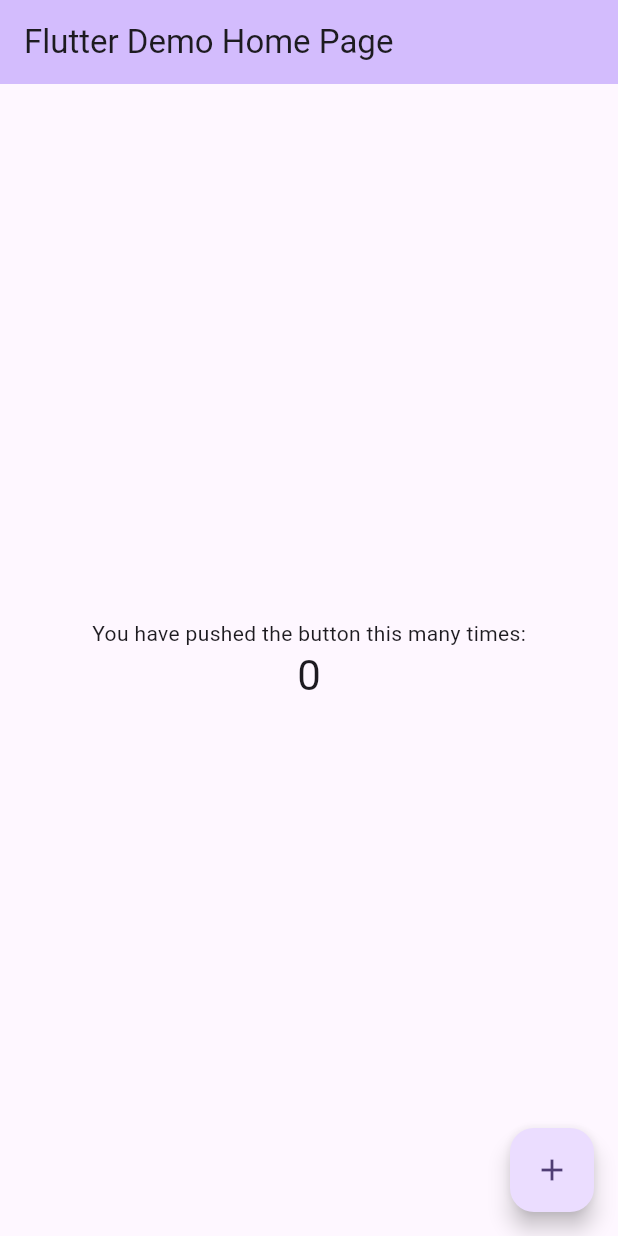
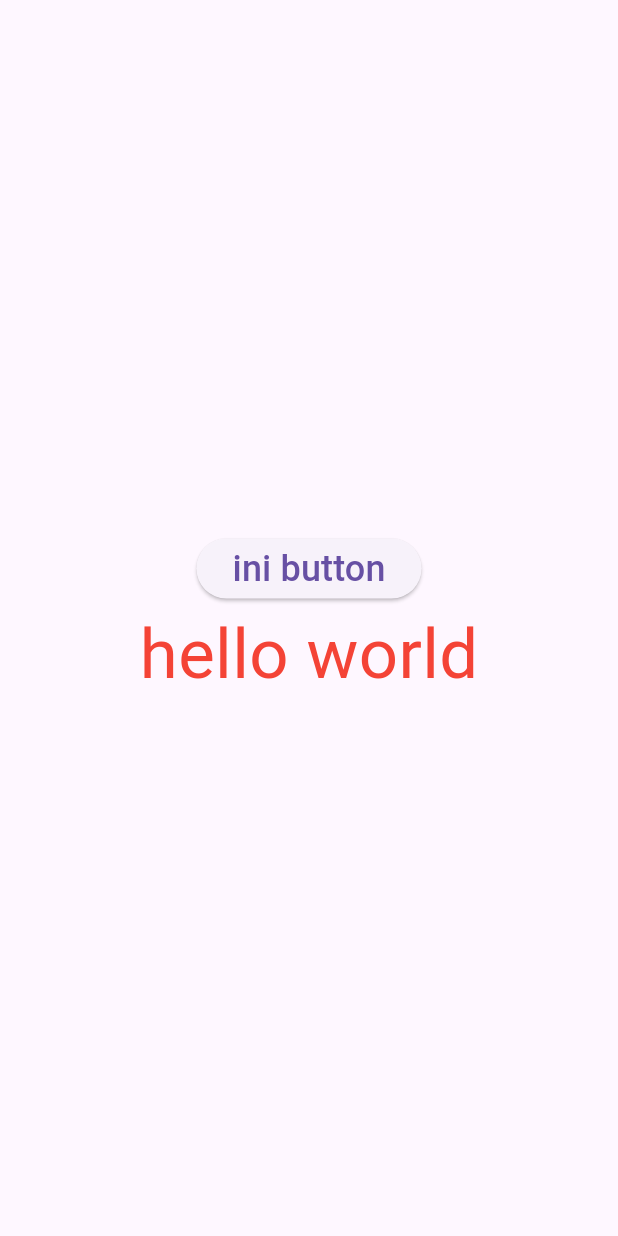
Before and after one commit to Miftakun/Flutter_Project_HK, a Flutter app: the screen it shows after launch, on a phone screen of 412 x 824 dp. Run offline on Flutter 3.47's test engine with Material 3 defaults, Android fonts, the phone set to English and light mode, and no system bars.

Commit message:
Add HomePage widget and update main.dart to use it as the home screen

```diff
--- /dev/null
+++ b/lib/flutter_basic_ui/lib/home_page.dart
@@ -0,0 +1,47 @@
+//Widgets Basic
+import 'package:flutter/material.dart';
+
+//  StatefulWidget adalah widget yang dapat berubah seiring waktu
+//  StatelessWidget adalah widget yang tidak dapat berubah seiring waktu
+class HomePage extends StatefulWidget {
+  HomePage({super.key});
+
+  @override
+  State<HomePage> createState() => _HomePageState();
+}
+
+class _HomePageState extends State<HomePage> {
+  String label = 'hello world';
+
+  @override
+  Widget build(BuildContext context) {
+    return Scaffold(
+      body: Column(
+        mainAxisAlignment: MainAxisAlignment.center,
+        children: [
+          ElevatedButton(
+            onPressed: () {
+              setState(() {
+                label = 'ganti nama';
+              });
+            },
+            child: Text('ini button', style: TextStyle(fontSize: 24)),
+          ),
+          Center(
+            child: Text(
+              label,
+              style: TextStyle(
+                fontSize: 46,
+                color: Colors.red,
+                fontWeight: FontWeight.w400,
+              ),
+            ),
+          ),
+        ],
+      ),
+      //appbar: ,
+      //body: ,
+      //bottomNavigationBar: ,
+    );
+  }
+}
--- a/lib/flutter_basic_ui/lib/main.dart
+++ b/lib/flutter_basic_ui/lib/main.dart
@@ -1,4 +1,5 @@
 import 'package:flutter/material.dart';
+import 'package:flutter_basic_ui/home_page.dart';
 
 void main() {
   runApp(const MyApp());
@@ -28,95 +29,9 @@ class MyApp extends StatelessWidget {
         //
         // This works for code too, not just values: Most code changes can be
         // tested with just a hot reload.
-        colorScheme: ColorScheme.fromSeed(seedColor: Colors.deepPurple),
+        primarySwatch: Colors.blue,
       ),
-      home: const MyHomePage(title: 'Flutter Demo Home Page'),
+      home: HomePage(),
     );
   }
 }
-
-class MyHomePage extends StatefulWidget {
-  const MyHomePage({super.key, required this.title});
-
-  // This widget is the home page of your application. It is stateful, meaning
-  // that it has a State object (defined below) that contains fields that affect
-  // how it looks.
-
-  // This class is the configuration for the state. It holds the values (in this
-  // case the title) provided by the parent (in this case the App widget) and
-  // used by the build method of the State. Fields in a Widget subclass are
-  // always marked "final".
-
-  final String title;
-
-  @override
-  State<MyHomePage> createState() => _MyHomePageState();
-}
-
-class _MyHomePageState extends State<MyHomePage> {
-  int _counter = 0;
-
-  void _incrementCounter() {
-    setState(() {
-      // This call to setState tells the Flutter framework that something has
-      // changed in this State, which causes it to rerun the build method below
-      // so that the display can reflect the updated values. If we changed
-      // _counter without calling setState(), then the build method would not be
-      // called again, and so nothing would appear to happen.
-      _counter++;
-    });
-  }
-
-  @override
-  Widget build(BuildContext context) {
-    // This method is rerun every time setState is called, for instance as done
-    // by the _incrementCounter method above.
-    //
-    // The Flutter framework has been optimized to make rerunning build methods
-    // fast, so that you can just rebuild anything that needs updating rather
-    // than having to individually change instances of widgets.
-    return Scaffold(
-      appBar: AppBar(
-        // TRY THIS: Try changing the color here to a specific color (to
-        // Colors.amber, perhaps?) and trigger a hot reload to see the AppBar
-        // change color while the other colors stay the same.
-        backgroundColor: Theme.of(context).colorScheme.inversePrimary,
-        // Here we take the value from the MyHomePage object that was created by
-        // the App.build method, and use it to set our appbar title.
-        title: Text(widget.title),
-      ),
-      body: Center(
-        // Center is a layout widget. It takes a single child and positions it
-        // in the middle of the parent.
-        child: Column(
-          // Column is also a layout widget. It takes a list of children and
-          // arranges them vertically. By default, it sizes itself to fit its
-          // children horizontally, and tries to be as tall as its parent.
-          //
-          // Column has various properties to control how it sizes itself and
-          // how it positions its children. Here we use mainAxisAlignment to
-          // center the children vertically; the main axis here is the vertical
-          // axis because Columns are vertical (the cross axis would be
-          // horizontal).
-          //
-          // TRY THIS: Invoke "debug painting" (choose the "Toggle Debug Paint"
-          // action in the IDE, or press "p" in the console), to see the
-          // wireframe for each widget.
-          mainAxisAlignment: MainAxisAlignment.center,
-          children: <Widget>[
-            const Text('You have pushed the button this many times:'),
-            Text(
-              '$_counter',
-              style: Theme.of(context).textTheme.headlineMedium,
-            ),
-          ],
-        ),
-      ),
-      floatingActionButton: FloatingActionButton(
-        onPressed: _incrementCounter,
-        tooltip: 'Increment',
-        child: const Icon(Icons.add),
-      ), // This trailing comma makes auto-formatting nicer for build methods.
-    );
-  }
-}
```
